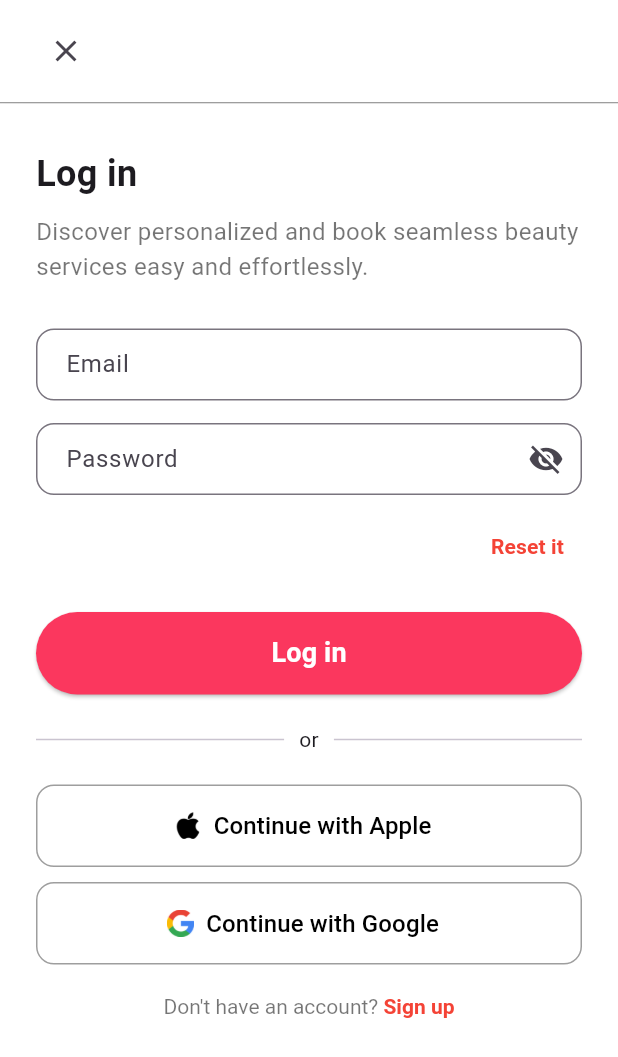
After one commit to MoKnowOrg/project_z_flutter, a Flutter app: the LoginScreen screen opened directly, on a phone screen of 412 x 824 dp. The commit adds this screen. Shown: the top 1057 px of the screen. Run offline on Flutter 3.47's test engine with Material 3 defaults, Android fonts, the phone set to English and light mode, and no system bars; generated files the repository leaves out were written again.

Commit message:
Add color settings and implement login screen with modal bottom sheet

```diff
--- /dev/null
+++ b/lib/src/settings/colors.dart
@@ -0,0 +1,7 @@
+import 'package:flutter/material.dart';
+
+const Color primaryColor = Color(0xFFFB375E);
+
+const Color secondaryColor = Color(0xFFFF884D);
+
+const Color black100 = Color(0xFF2D2F34);
--- a/lib/src/views/Onboarding.dart
+++ b/lib/src/views/Onboarding.dart
@@ -1,5 +1,6 @@
 import 'package:flutter/material.dart';
 import 'package:project_z_flutter/src/settings/settings_controller.dart';
+import 'package:project_z_flutter/src/views/auth/Login.dart';
 
 class OnboardingScreen extends StatefulWidget {
   final SettingsController settingsController;
@@ -11,7 +12,7 @@ class OnboardingScreen extends StatefulWidget {
       _OnboardingScreenState(settingsController: settingsController);
 }
 
-class _OnboardingScreenState extends State<OnboardingScreen> {
+class _OnboardingScreenState extends State<OnboardingScreen> with TickerProviderStateMixin {
   _OnboardingScreenState({
     required this.settingsController,
   });
@@ -49,7 +50,17 @@ class _OnboardingScreenState extends State<OnboardingScreen> {
     } else {
       // Navigate to the next screen or perform an action
       settingsController.onboardingCompleted = true;
-      Navigator.pushReplacementNamed(context, '/');
+      showModalBottomSheet<void>(
+        context: context,
+        builder: (BuildContext context) {
+          return LoginScreen();
+        },
+        isScrollControlled: true,
+        transitionAnimationController: AnimationController(
+          vsync: this,
+          duration: const Duration(milliseconds: 500),
+        ),
+      );
     }
   }
 
@@ -116,8 +127,8 @@ class _OnboardingScreenState extends State<OnboardingScreen> {
                   decoration: BoxDecoration(
                     shape: BoxShape.circle,
                     color: _currentIndex == index
-                        ? Colors.pink
-                        : Colors.grey,
+                        ? Color(0xFFFB375E)
+                        : Colors.grey[300],
                   ),
                 ),
               ),
@@ -128,7 +139,7 @@ class _OnboardingScreenState extends State<OnboardingScreen> {
             child: ElevatedButton(
               style: ElevatedButton.styleFrom(
                 minimumSize: const Size(double.infinity, 50),
-                backgroundColor: Colors.pink,
+                backgroundColor: Color(0xFFFB375E),
                 shape: RoundedRectangleBorder(
                   borderRadius: BorderRadius.circular(25),
                 ),
--- a/lib/src/views/SplashScreen.dart
+++ b/lib/src/views/SplashScreen.dart
@@ -9,7 +9,7 @@ class SplashScreen extends StatelessWidget {
     return MaterialApp(
       home: Scaffold(
         body: Container(
-          color: Colors.pink,
+          color: Color(0xFFFB375E),
           child: Center(
             child: FractionallySizedBox(
               widthFactor: 0.3,
--- /dev/null
+++ b/lib/src/views/auth/Login.dart
@@ -0,0 +1,228 @@
+import 'package:flutter/material.dart';
+
+void showLoginBottomSheet(BuildContext context) {
+  showModalBottomSheet(
+    context: context,
+    isScrollControlled: true,
+    shape: RoundedRectangleBorder(
+      borderRadius: BorderRadius.vertical(top: Radius.circular(25.0)),
+    ),
+    builder: (BuildContext context) {
+      return Padding(
+        padding: EdgeInsets.only(
+          bottom: MediaQuery.of(context).viewInsets.bottom,
+        ),
+        child: const LoginScreen(),
+      );
+    },
+  );
+}
+
+class LoginScreen extends StatelessWidget {
+  const LoginScreen({super.key});
+
+  @override
+  Widget build(BuildContext context) {
+    return Column(
+      children: [
+        Container(
+          padding: const EdgeInsets.symmetric(vertical: 10, horizontal: 20),
+          decoration: BoxDecoration(
+            color: Colors.white,
+            boxShadow: [
+              BoxShadow(
+                color: Colors.grey[300]!,
+                blurRadius: 10,
+                offset: const Offset(0, 5),
+              ),
+            ],
+            border: Border(
+              bottom: BorderSide(color: Colors.grey, width: 1),
+            ),
+          ),
+          child: Row(
+            mainAxisAlignment: MainAxisAlignment.spaceBetween,
+            children: [
+              IconButton(
+                icon: const Icon(Icons.close),
+                onPressed: () {
+                  Navigator.pop(context);
+                },
+              ),
+            ],
+          ),
+        ),
+        Expanded(
+          child: Scaffold(
+            backgroundColor: Colors.white,
+            body: SafeArea(
+              child: SingleChildScrollView(
+                padding: const EdgeInsets.symmetric(horizontal: 24),
+                child: Column(
+                  crossAxisAlignment: CrossAxisAlignment.start,
+                  children: [
+                    const SizedBox(height: 30),
+                    const Text(
+                      'Log in',
+                      style:
+                          TextStyle(fontSize: 24, fontWeight: FontWeight.bold),
+                    ),
+                    const SizedBox(height: 10),
+                    const Text(
+                      'Discover personalized and book seamless beauty services easy and effortlessly.',
+                      style: TextStyle(fontSize: 16, color: Colors.black54),
+                    ),
+                    const SizedBox(height: 30),
+                    TextField(
+                      decoration: InputDecoration(
+                        hintText: 'Email',
+                        border: OutlineInputBorder(
+                          borderRadius: BorderRadius.circular(12),
+                          borderSide: const BorderSide(color: Colors.grey),
+                        ),
+                        contentPadding:
+                            const EdgeInsets.symmetric(horizontal: 16),
+                      ),
+                    ),
+                    const SizedBox(height: 15),
+                    TextField(
+                      obscureText: true,
+                      decoration: InputDecoration(
+                        hintText: 'Password',
+                        border: OutlineInputBorder(
+                          borderRadius: BorderRadius.circular(12),
+                          borderSide: const BorderSide(color: Colors.grey),
+                        ),
+                        suffixIcon: const Icon(Icons.visibility_off),
+                        contentPadding:
+                            const EdgeInsets.symmetric(horizontal: 16),
+                      ),
+                    ),
+                    const SizedBox(height: 10),
+                    Align(
+                      alignment: Alignment.centerRight,
+                      child: TextButton(
+                        onPressed: () {},
+                        child: const Text(
+                          'Reset it',
+                          style: TextStyle(
+                              color: Colors.red, fontWeight: FontWeight.bold),
+                        ),
+                      ),
+                    ),
+                    const SizedBox(height: 20),
+                    SizedBox(
+                      width: double.infinity,
+                      height: 55,
+                      child: ElevatedButton(
+                        style: ElevatedButton.styleFrom(
+                          backgroundColor: Color(0xFFFB375E),
+                          shape: RoundedRectangleBorder(
+                            borderRadius: BorderRadius.circular(30),
+                          ),
+                        ),
+                        onPressed: () {
+                          Navigator.pushReplacementNamed(context, '/');
+                        },
+                        child: const Text(
+                          'Log in',
+                          style: TextStyle(
+                              fontSize: 18,
+                              fontWeight: FontWeight.bold,
+                              color: Colors.white),
+                        ),
+                      ),
+                    ),
+                    const SizedBox(height: 20),
+                    Row(
+                      children: [
+                        Expanded(child: Divider()),
+                        const Padding(
+                          padding: EdgeInsets.symmetric(horizontal: 10),
+                          child: Text('or'),
+                        ),
+                        Expanded(child: Divider()),
+                      ],
+                    ),
+                    const SizedBox(height: 20),
+                    SocialLoginButton(
+                      iconPath: "assets/images/apple_logo.png",
+                      text: 'Continue with Apple',
+                      onPressed: () {},
+                    ),
+                    const SizedBox(height: 10),
+                    SocialLoginButton(
+                      iconPath: "assets/images/google_logo.png",
+                      text: 'Continue with Google',
+                      onPressed: () {},
+                    ),
+                    const SizedBox(height: 20),
+                    Center(
+                      child: RichText(
+                        text: TextSpan(
+                          text: "Don't have an account? ",
+                          style: const TextStyle(color: Colors.black54),
+                          children: [
+                            TextSpan(
+                              text: 'Sign up',
+                              style: const TextStyle(
+                                color: Colors.red,
+                                fontWeight: FontWeight.bold,
+                              ),
+                            ),
+                          ],
+                        ),
+                      ),
+                    ),
+                    const SizedBox(height: 20),
+                  ],
+                ),
+              ),
+            ),
+          ),
+        ),
+      ],
+    );
+  }
+}
+
+class SocialLoginButton extends StatelessWidget {
+  final String iconPath;
+  final String text;
+  final VoidCallback onPressed;
+
+  const SocialLoginButton({
+    super.key,
+    required this.iconPath,
+    required this.text,
+    required this.onPressed,
+  });
+
+  @override
+  Widget build(BuildContext context) {
+    return SizedBox(
+      width: double.infinity,
+      height: 55,
+      child: OutlinedButton.icon(
+        onPressed: onPressed,
+        icon: Image.asset(
+          iconPath,
+          fit: BoxFit.contain,
+          width: 18,
+          height: 18,
+        ),
+        label: Text(
+          text,
+          style: const TextStyle(fontSize: 16, fontWeight: FontWeight.w500),
+        ),
+        style: OutlinedButton.styleFrom(
+          foregroundColor: Colors.black,
+          side: const BorderSide(color: Colors.grey),
+          shape: RoundedRectangleBorder(
+            borderRadius: BorderRadius.circular(12),
+          ),
+        ),
+      ),
+    );
+  }
+}
```
Also changed, not shown: assets/images/apple_logo.png (added), assets/images/google_logo.png (added).
